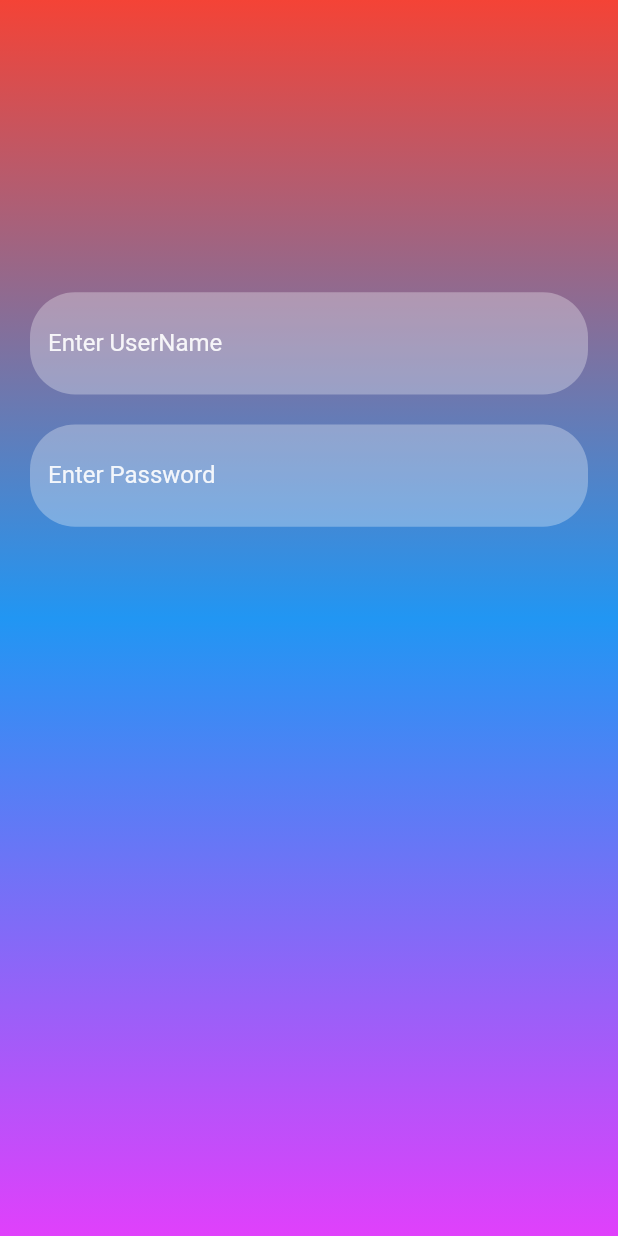
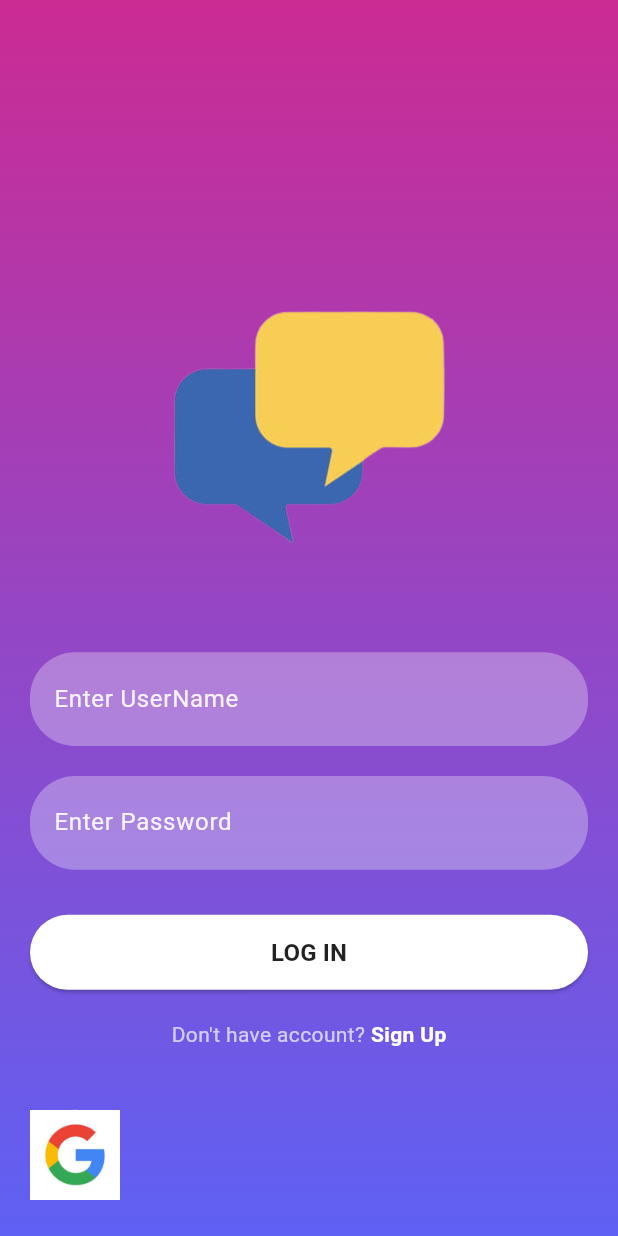
Before and after one commit to HenilLakhani/chat_app, a Flutter app: the screen it shows after launch, on a phone screen of 412 x 824 dp. Run offline on Flutter 3.47's test engine with Material 2 defaults, Android fonts, the phone set to English and light mode, and no system bars; our stand-ins replace firebase_auth, firebase_core, get; accounts and stored records are empty.

Commit message:
20/09/2023, 24/09/2023,08/10/2023

```diff
--- a/lib/main.dart
+++ b/lib/main.dart
@@ -1,4 +1,5 @@
 import 'package:chat_app/firebase_options.dart';
+import 'package:chat_app/view/screens/signUp_page.dart';
 import 'package:firebase_core/firebase_core.dart';
 import 'package:flutter/material.dart';
 import 'package:get/get.dart';
@@ -18,18 +19,20 @@ class MyApp extends StatelessWidget {
   const MyApp({super.key});
   @override
   Widget build(BuildContext context) {
-    return GetMaterialApp(
+    return MaterialApp(
       debugShowCheckedModeBanner: false,
-      getPages: [
-        GetPage(
-          name: '/',
-          page: () => const LoginPage(),
+      title: 'Flutter Demo',
+      theme: ThemeData(
+        colorScheme: ColorScheme.fromSeed(
+          seedColor: Colors.deepPurple,
         ),
-        GetPage(
-          name: '/home',
-          page: () => const HomePage(),
-        ),
-      ],
+        useMaterial3: true,
+      ),
+      routes: {
+        'Home_Page': (context) => const HomePage(),
+        'signUp': (context) => const signuppage(),
+        '/': (context) => const LoginPage(),
+      },
     );
   }
 }
--- /dev/null
+++ b/lib/rusable_widget/reusable_widget.dart
@@ -0,0 +1,40 @@
+import 'package:flutter/material.dart';
+
+Image logoWidget(String imagename) {
+  return Image.asset(
+    imagename,
+    fit: BoxFit.fitWidth,
+    width: 240,
+    height: 240,
+    // color: Colors.white,
+  );
+}
+
+Container signInSingUpButton(
+    BuildContext context, bool isLogin, Function onTap) {
+  return Container(
+    width: MediaQuery.of(context).size.width,
+    height: 50,
+    margin: EdgeInsets.fromLTRB(0, 10, 0, 20),
+    decoration: BoxDecoration(borderRadius: BorderRadius.circular(90)),
+    child: ElevatedButton(
+      onPressed: () {
+        onTap();
+      },
+      child: Text(
+        isLogin ? 'LOG IN' : 'SIGN UP',
+        style: TextStyle(
+            color: Colors.black87, fontSize: 16, fontWeight: FontWeight.bold),
+      ),
+      style: ButtonStyle(
+          backgroundColor: MaterialStateProperty.resolveWith((states) {
+            if (states.contains(MaterialState.pressed)) {
+              return Colors.black26;
+            }
+            return Colors.white;
+          }),
+          shape: MaterialStateProperty.all<RoundedRectangleBorder>(
+              RoundedRectangleBorder(borderRadius: BorderRadius.circular(30)))),
+    ),
+  );
+}
--- /dev/null
+++ b/lib/utils/colours_utils.dart
@@ -0,0 +1,9 @@
+import 'package:flutter/material.dart';
+
+hexStringToColor(String hexColor) {
+  hexColor = hexColor.toUpperCase().replaceAll("#", "");
+  if (hexColor.length == 6) {
+    hexColor = "FF" + hexColor;
+  }
+  return Color(int.parse(hexColor, radix: 16));
+}
--- a/lib/view/screens/login_page.dart
+++ b/lib/view/screens/login_page.dart
@@ -1,4 +1,9 @@
 import 'package:chat_app/controller/Text_Controller.dart';
+import 'package:chat_app/rusable_widget/reusable_widget.dart';
+import 'package:chat_app/utils/colours_utils.dart';
+import 'package:chat_app/view/screens/home_page.dart';
+import 'package:chat_app/view/screens/signUp_page.dart';
+import 'package:firebase_auth/firebase_auth.dart';
 import 'package:flutter/material.dart';
 import 'package:get/get.dart';
 
@@ -19,12 +24,12 @@ class _LoginPageState extends State<LoginPage> {
       body: Container(
         width: MediaQuery.of(context).size.width,
         height: MediaQuery.of(context).size.height,
-        decoration: const BoxDecoration(
+        decoration: BoxDecoration(
           gradient: LinearGradient(
             colors: [
-              Colors.red,
-              Colors.blue,
-              Colors.purpleAccent,
+              hexStringToColor("CB2B93"),
+              hexStringToColor("9546C4"),
+              hexStringToColor("5E61F4"),
             ],
             begin: Alignment.topCenter,
             end: Alignment.bottomCenter,
@@ -36,12 +41,38 @@ class _LoginPageState extends State<LoginPage> {
                 20, MediaQuery.of(context).size.height * 0.2, 20, 0),
             child: Column(
               children: [
+                logoWidget("assets/image/logo.png"),
                 const SizedBox(height: 30),
                 reusableTextField("Enter UserName", Icons.person_outline, false,
                     _editingController),
                 const SizedBox(height: 20),
                 reusableTextField("Enter Password", Icons.lock_outline, true,
-                    _editingController),
+                    _passwordTextController),
+                const SizedBox(height: 20),
+                signInSingUpButton(context, true, () {
+                  FirebaseAuth.instance
+                      .signInWithEmailAndPassword(
+                          email: _editingController.text,
+                          password: _passwordTextController.text)
+                      .then((value) {
+                    Navigator.push(context,
+                        MaterialPageRoute(builder: (context) => HomePage()));
+                  }).onError((error, stackTrace) {
+                    print("Error : ${error.toString()}");
+                  });
+                }),
+                signUpOption(),
+                SizedBox(height: 40),
+                Row(
+                  crossAxisAlignment: CrossAxisAlignment.center,
+                  children: [
+                    GestureDetector(
+                        child: CircleAvatar(
+                      child: Image.asset("assets/image/google.jpeg"),
+                      radius: 30,
+                    ))
+                  ],
+                )
               ],
             ),
           ),
@@ -49,4 +80,25 @@ class _LoginPageState extends State<LoginPage> {
       ),
     );
   }
+
+  Row signUpOption() {
+    return Row(
+      mainAxisAlignment: MainAxisAlignment.center,
+      children: [
+        Text("Don't have account? ", style: TextStyle(color: Colors.white70)),
+        GestureDetector(
+          onTap: () {
+            Navigator.push(
+              context,
+              MaterialPageRoute(builder: (context) => signuppage()),
+            );
+          },
+          child: Text(
+            "Sign Up",
+            style: TextStyle(color: Colors.white, fontWeight: FontWeight.bold),
+          ),
+        )
+      ],
+    );
+  }
 }
```
Also changed, not shown: lib/view/screens/home_page.dart (+8 -2 lines), lib/view/screens/signUp_page.dart (added, +82 -0 lines), pubspec.yaml (+9 -6 lines), assets/image/google.jpeg (added), assets/image/logo.png (added), pubspec.lock.
